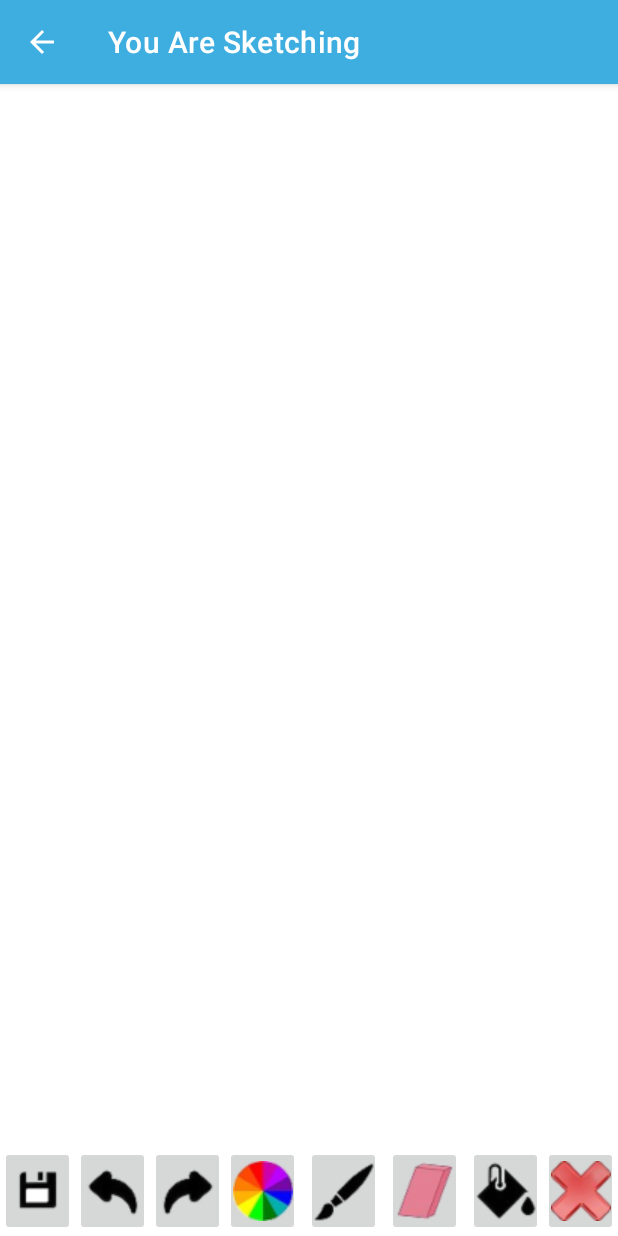
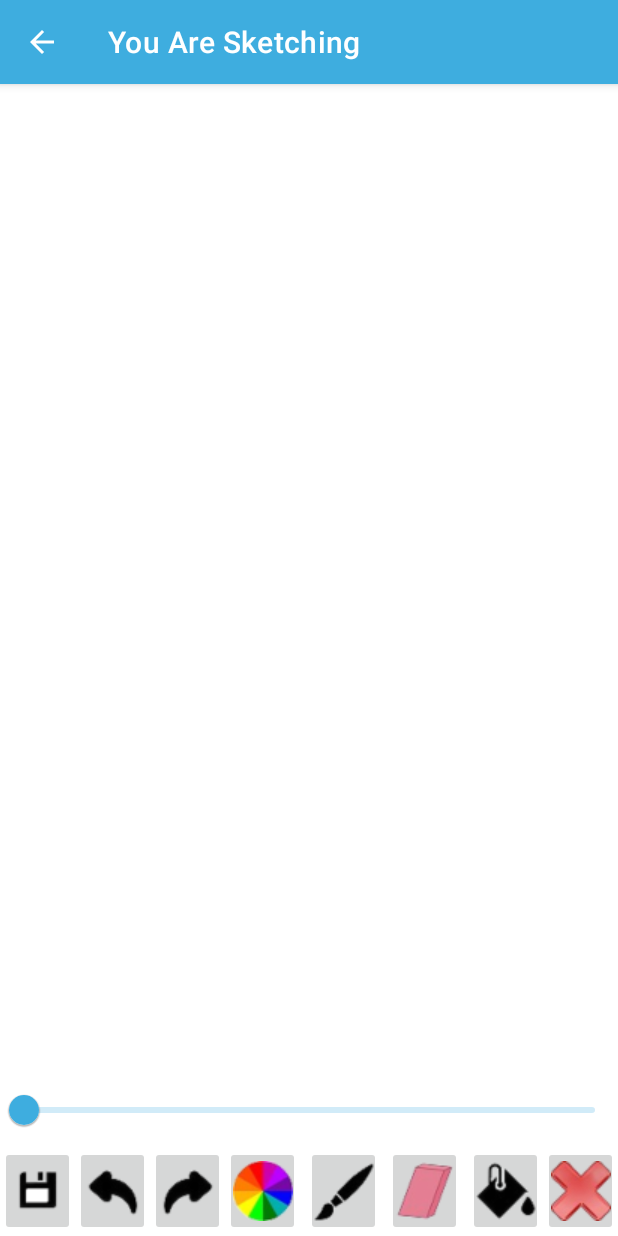
Before and after one commit to danielvnguyen/SketchApp, an Android app: the screen it shows after launch (SketchScreen), after a tap on "Sketch", on a phone screen of 412 x 824 dp. Run offline under Robolectric (Android 15) with nearby library versions, the phone set to English and light mode, and no system bars; libraries missing offline, so code that uses them is left out: petrov.kristiyan.colorpicker; Roboto replaces fonts that are not available here.

Commit message:
adjusted sounds; adjusted range bar for landscape orientation

```diff
--- a/app/src/main/java/com/example/sketchapp/Model/DrawView.java
+++ b/app/src/main/java/com/example/sketchapp/Model/DrawView.java
@@ -59,7 +59,6 @@ public class DrawView extends View {
     public void setUpCanvas(int height, int width) {
         mBitmap = Bitmap.createBitmap(width, height, Bitmap.Config.ARGB_8888);
         mCanvas = new Canvas(mBitmap);
-        //Default values
         currentColour = Color.BLACK;
         strokeWidth = 20;
     }
--- a/app/src/main/java/com/example/sketchapp/UI/MainMenu.java
+++ b/app/src/main/java/com/example/sketchapp/UI/MainMenu.java
@@ -3,6 +3,7 @@ package com.example.sketchapp.UI;
 import androidx.appcompat.app.AppCompatActivity;
 import android.content.Context;
 import android.content.Intent;
+import android.media.MediaPlayer;
 import android.os.Bundle;
 import android.widget.Button;
 
@@ -14,11 +15,15 @@ import com.example.sketchapp.R;
  */
 public class MainMenu extends AppCompatActivity {
 
+    private MediaPlayer buttonSound;
+
     @Override
     protected void onCreate(Bundle savedInstanceState) {
         super.onCreate(savedInstanceState);
         setContentView(R.layout.activity_main_menu);
         setTitle("Welcome to SketchApp!");
+
+        buttonSound = MediaPlayer.create(getApplicationContext(), R.raw.button_click);
 
         setUpButtons();
     }
@@ -28,9 +33,18 @@ public class MainMenu extends AppCompatActivity {
         Button galleryBtn = findViewById(R.id.galleryBtn);
         Button infoBtn = findViewById(R.id.infoBtn);
 
-        sketchBtn.setOnClickListener((v) -> startActivity(SketchScreen.makeIntent(this)));
-        galleryBtn.setOnClickListener((v) -> startActivity(GalleryScreen.makeIntent(this)));
-        infoBtn.setOnClickListener((v) -> startActivity(InfoScreen.makeIntent(this)));
+        sketchBtn.setOnClickListener((v) -> {
+            buttonSound.start();
+            startActivity(SketchScreen.makeIntent(this));
+        });
+        galleryBtn.setOnClickListener((v) -> {
+            buttonSound.start();
+            startActivity(GalleryScreen.makeIntent(this));
+        });
+        infoBtn.setOnClickListener((v) -> {
+            buttonSound.start();
+            startActivity(InfoScreen.makeIntent(this));
+        });
     }
 
     public static Intent makeIntent(Context context) {
--- a/app/src/main/java/com/example/sketchapp/UI/SketchScreen.java
+++ b/app/src/main/java/com/example/sketchapp/UI/SketchScreen.java
@@ -20,7 +20,6 @@ import android.graphics.Color;
 import android.net.Uri;
 import android.os.Environment;
 import android.provider.MediaStore;
-import android.view.View;
 import android.view.ViewTreeObserver;
 import android.widget.Toast;
 
@@ -43,6 +42,7 @@ public class SketchScreen extends AppCompatActivity {
     private ImageButton eraserBtn;
     private ImageButton bucketBtn;
     private ImageButton clearBtn;
+    private ImageButton redoBtn;
     private RangeSlider rangeSlider;
     private int backgroundColour;
     private int currentColour;
@@ -66,6 +66,7 @@ public class SketchScreen extends AppCompatActivity {
         eraserBtn = findViewById(R.id.eraserBtn);
         bucketBtn = findViewById(R.id.bucketBtn);
         clearBtn = findViewById(R.id.clearBtn);
+        redoBtn = findViewById(R.id.redoBtn);
         backgroundColour = Color.WHITE;
         currentColour = Color.BLACK;
 
@@ -93,10 +94,14 @@ public class SketchScreen extends AppCompatActivity {
     }
 
     private void setUpSounds() {
-        buttonSound = MediaPlayer.create(getApplicationContext(), R.raw.button_click);
+        buttonSound = MediaPlayer.create(getApplicationContext(), R.raw.click_sound);
     }
 
     private void setUpButtons() {
+        redoBtn.setOnClickListener(view -> {
+            buttonSound.start();
+        });
+
         undoBtn.setOnClickListener(view -> {
             paint.undo();
             buttonSound.start();
@@ -182,10 +187,6 @@ public class SketchScreen extends AppCompatActivity {
             paint.setEraser(false);
             buttonSound.start();
             paint.setColour(currentColour);
-            if (rangeSlider.getVisibility() == View.VISIBLE)
-                rangeSlider.setVisibility(View.GONE);
-            else
-                rangeSlider.setVisibility(View.VISIBLE);
         });
 
         rangeSlider.setValueFrom(0.0f);
--- a/app/src/main/res/layout/activity_sketch_screen.xml
+++ b/app/src/main/res/layout/activity_sketch_screen.xml
@@ -93,11 +93,10 @@
 
     <com.google.android.material.slider.RangeSlider
         android:id="@+id/rangebar"
-        android:layout_width="wrap_content"
+        android:layout_width="410.5dp"
         android:layout_height="wrap_content"
-        android:visibility="gone"
+        android:visibility="visible"
         app:layout_constraintBottom_toTopOf="@+id/strokeBtn"
-        app:layout_constraintEnd_toEndOf="parent"
         app:layout_constraintStart_toStartOf="parent"
         tools:ignore="SpeakableTextPresentCheck"
         tools:visibility="visible" />
```
